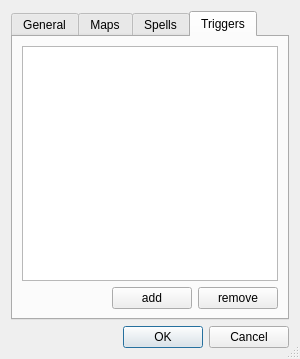
First picture: the form in data/ui/settings.ui, repository nomns/nparse, before the edit.
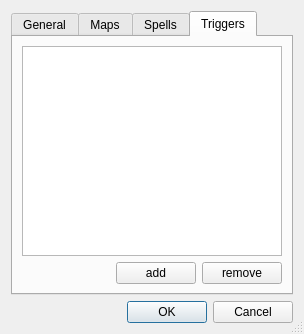
Second picture: the form after the edit. The open tabs and pages were chosen to show the change.

```diff
--- a/data/ui/settings.ui
+++ b/data/ui/settings.ui
@@ -5,6 +5,14 @@
   <property name="windowModality">
    <enum>Qt::ApplicationModal</enum>
   </property>
+  <property name="geometry">
+   <rect>
+    <x>0</x>
+    <y>0</y>
+    <width>304</width>
+    <height>334</height>
+   </rect>
+  </property>
   <property name="sizePolicy">
    <sizepolicy hsizetype="Minimum" vsizetype="Minimum">
     <horstretch>0</horstretch>
```
Left out of the diff: 4 changed lines with no effect on the pictures.
